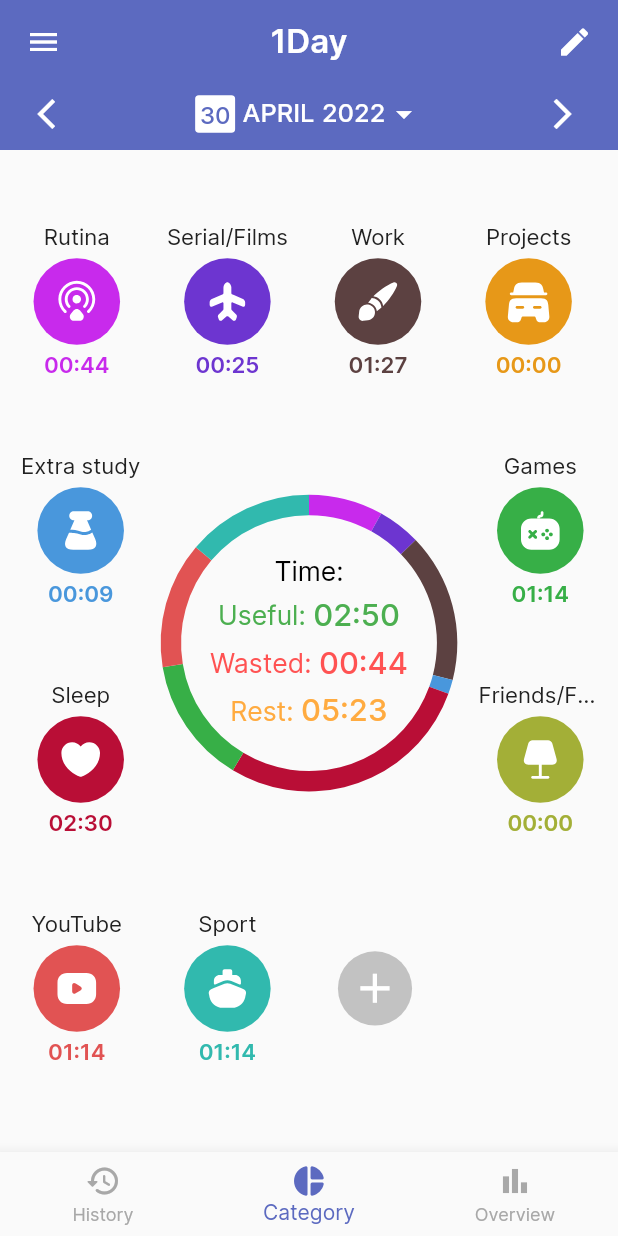
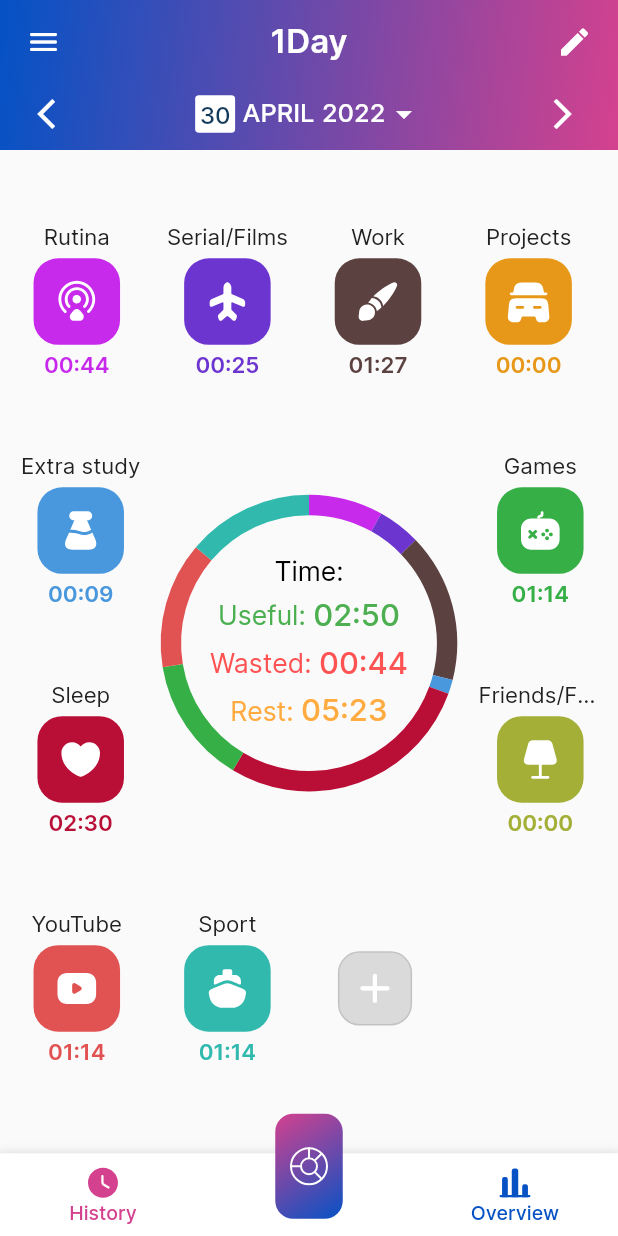
Before and after one commit to CptTapochek/TimeSaver, a Flutter app: the screen it shows after launch, on a phone screen of 412 x 824 dp. Run offline on Flutter 3.47's test engine with Material 2 defaults, Android fonts, the phone set to English and light mode, and no system bars; our stand-ins replace carousel_slider, flutter_svg, shared_preferences, syncfusion_flutter_charts.

Commit message:
renew ui/new icons/new bottom navigation bar

```diff
--- a/lib/blocks/AppBar.dart
+++ b/lib/blocks/AppBar.dart
@@ -5,8 +5,7 @@ void editCategories(){
 }
 
 class AppBarContent extends StatefulWidget {
-  const AppBarContent({Key? key, required this.mainColor}) : super(key: key);
-  final Color mainColor;
+  const AppBarContent({Key? key}) : super(key: key);
 
   @override
   State<AppBarContent> createState() => AppBarContentState();
@@ -20,7 +19,6 @@ class AppBarContentState extends State<AppBarContent> {
 
   @override
   Widget build(BuildContext context) {
-    Color mainColor = widget.mainColor;
 
     return SafeArea(
       top: true,
@@ -32,7 +30,7 @@ class AppBarContentState extends State<AppBarContent> {
             child: Row(
               mainAxisAlignment: MainAxisAlignment.spaceBetween,
               children: const <Widget>[
-                IconButton(onPressed: editCategories, icon: Icon(Icons.menu), color: Colors.white),
+                IconButton(onPressed: editCategories, icon: Icon(Icons.menu_rounded), color: Colors.white),
                 Text(
                   '1Day',
                   style: TextStyle(
@@ -63,11 +61,6 @@ class AppBarContentState extends State<AppBarContent> {
                       backgroundColor: MaterialStateColor.resolveWith((states) => Colors.transparent),
                       shadowColor: MaterialStateColor.resolveWith((states) => Colors.transparent)
                     ),
-                    // style: ElevatedButton.styleFrom(
-                    //     elevation: 0.0,
-                    //     primary: mainColor,
-                    //     shadowColor: Colors.transparent,
-                    // ),
                     child: Row(
                       mainAxisSize: MainAxisSize.min,
                       children: [
@@ -77,11 +70,11 @@ class AppBarContentState extends State<AppBarContent> {
                             borderRadius: BorderRadius.circular(2.5),
                             color: Colors.white,
                           ),
-                          child: Text(
+                          child: const Text(
                               '30',
                               style: TextStyle(
                                 fontSize: 16,
-                                color: mainColor,
+                                color: Color(0xff123959),
                                 fontFamily: "Inter",
                               )
                           ),
--- /dev/null
+++ b/lib/blocks/BottomNavigationBar.dart
@@ -0,0 +1,118 @@
+import 'package:flutter/material.dart';
+import 'package:flutter_svg/flutter_svg.dart';
+
+
+class BottomCustomBar extends StatefulWidget{
+  const BottomCustomBar(BuildContext context, {Key? key,  required this.selectedIndex, required this.getBottomTap}) : super(key: key);
+  final Function getBottomTap;
+  final int selectedIndex;
+
+  @override
+  State<BottomCustomBar> createState() => BottomCustomBarState();
+}
+
+class BottomCustomBarState extends State<BottomCustomBar> {
+  int selectedIndex = 1;
+
+  @override
+  void initState() {
+    selectedIndex = widget.selectedIndex;
+
+    super.initState();
+  }
+
+  @override
+  Widget build(BuildContext context) {
+    return SafeArea(
+      bottom: true,
+      child: BottomAppBar(
+          child: Container(
+            decoration: BoxDecoration(
+              color: Colors.white,
+              boxShadow: [
+                BoxShadow(
+                  color: Colors.grey.withOpacity(0.3),
+                  spreadRadius: 1,
+                  blurRadius: 8,
+                  offset: const Offset(0, 3), // changes position of shadow
+                ),
+              ],
+            ),
+            height: 55,
+            child: Row(
+              mainAxisAlignment: MainAxisAlignment.center,
+              children: <Widget>[
+                Expanded(child: TextButton(
+                    onPressed: () {
+                      widget.getBottomTap(0);
+                      setState((){
+                        selectedIndex = 0;
+                      });
+                    },
+                    style: ButtonStyle(
+                        overlayColor: MaterialStateColor.resolveWith((states) => Colors.transparent),
+                        padding: MaterialStateProperty.all(const EdgeInsets.only(top: 0, bottom: 0, left: 10, right: 10))
+                    ),
+                    child: AnimatedScale(
+                      duration: const Duration(milliseconds: 150),
+                      scale: selectedIndex == 0 ? 1.1 : 1,
+                      child: Column(
+                        mainAxisAlignment: MainAxisAlignment.center,
+                        children: [
+                          SvgPicture.asset(
+                            "assets/system-icons/clock.svg",
+                            width: 24, height: 24, color: const Color(0xffD4418E),
+                          ),
+                          const Text(
+                            "History",
+                            style: TextStyle(
+                                fontSize: 13,
+                                fontFamily: "Inter",
+                                color: Color(0xffD4418E)
+                            ),
+                          ),
+                        ],
+                      ),
+                    )
+                )),
+                const Expanded(child: Text('')),
+                Expanded(child: TextButton(
+                    style: ButtonStyle(
+                        overlayColor: MaterialStateColor.resolveWith((states) => Colors.transparent),
+                        padding: MaterialStateProperty.all(const EdgeInsets.only(top: 0, bottom: 0, left: 10, right: 10))
+                    ),
+                    onPressed: (){
+                      widget.getBottomTap(2);
+                      setState((){
+                        selectedIndex = 2;
+                      });
+                    },
+                    child: AnimatedScale(
+                      duration: const Duration(milliseconds: 150),
+                      scale: selectedIndex == 2 ? 1.1 : 1,
+                      child: Column(
+                        mainAxisAlignment: MainAxisAlignment.center,
+                        children: [
+                          SvgPicture.asset(
+                            "assets/system-icons/chart.svg",
+                            width: 23, height: 23, color: const Color(0xff0652C5),
+                          ),
+                          const Text(
+                            "Overview",
+                            style: TextStyle(
+                                fontSize: 13,
+                                fontFamily: "Inter",
+                                color: Color(0xff0652C5)
+                            ),
+                          )
+                        ],
+                      ),
+                    )
+                )),
+              ],
+            ),
+          )
+      ),
+    );
+  }
+}
--- a/lib/main.dart
+++ b/lib/main.dart
@@ -1,6 +1,9 @@
 import 'package:flutter/material.dart';
+import 'package:flutter/services.dart';
 import 'package:time_saver/Blocks/AppBar.dart';
 import 'package:time_saver/screens/Category/Category.dart';
+import 'package:flutter_svg/flutter_svg.dart';
+import 'package:time_saver/blocks/BottomNavigationBar.dart';
 
 
 void main() {
@@ -12,6 +15,10 @@ class MyApp extends StatelessWidget {
 
   @override
   Widget build(BuildContext context) {
+    SystemChrome.setPreferredOrientations([
+      DeviceOrientation.portraitUp,
+      DeviceOrientation.portraitDown,
+    ]);
     return const MaterialApp(
       home: MainPage(),
     );
@@ -49,51 +56,73 @@ class MainPageState extends State<MainPage> {
     ),
   ];
 
-  void getBottomTap(int index) {
+  @override
+  Widget build(BuildContext context) {
+    getBottomTap(int index) {
       setState(() {
         selectedIndex = index;
       });
     }
 
-  @override
-  Widget build(BuildContext context) {
     return Scaffold(
       appBar: PreferredSize(
         preferredSize: const Size.fromHeight(100),
         child: Container(
-          decoration: BoxDecoration(
-            color: mainColor,
+          decoration: const BoxDecoration(
+              gradient: LinearGradient(
+                  colors: [Color(0xff0652C5), Color(0xffD4418E)],
+                  begin: Alignment.centerLeft, end: Alignment.bottomRight
+              )
           ),
-          child: AppBarContent(mainColor: mainColor),
+          child: const AppBarContent(),
         ),
       ),
       body: _widgetOptions.elementAt(selectedIndex),
-      bottomNavigationBar: SafeArea(
-        bottom: true,
-        child: BottomNavigationBar(
-          selectedItemColor: mainColor,
-          unselectedItemColor: const Color(0xffa8a8a8),
-          selectedFontSize: 14,
-          unselectedLabelStyle: const TextStyle(fontFamily: "Inter"),
-          selectedLabelStyle: const TextStyle(fontFamily: "Inter"),
-          onTap: getBottomTap,
-          currentIndex: selectedIndex,
-          items: const <BottomNavigationBarItem>[
-            BottomNavigationBarItem(
-              icon: Icon(Icons.history_rounded),
-              label: 'History',
+      floatingActionButton: TextButton(
+        style: ButtonStyle(
+            overlayColor: MaterialStateColor.resolveWith((states) => Colors.transparent),
+            padding: MaterialStateProperty.all(const EdgeInsets.only(top: 0, bottom: 0, left: 20, right: 20))
         ),
-            BottomNavigationBarItem(
-              icon: Icon(Icons.pie_chart_rounded),
-              label: 'Category',
+        onPressed: () => getBottomTap(1),
+        child: Container(
+          margin: const EdgeInsets.only(top: 10),
+          height: 77, width: 45,
+          child: Stack(
+            children: [
+              AnimatedPositioned(
+                duration: const Duration(milliseconds: 200),
+                top: selectedIndex == 1 ? 7 : 0,
+                child: SizedBox(
+                  height: 70, width: 45,
+                  child: Stack(
+                    children: [
+                      Container(
+                        decoration: BoxDecoration(
+                          borderRadius: BorderRadius.circular(12),
+                          gradient: const LinearGradient(
+                            colors: [Color(0xffD4418E), Color(0xff0652C5)],
+                            begin: Alignment.topLeft, end: Alignment.bottomRight
+                          )
                         ),
-            BottomNavigationBarItem(
-              icon: Icon(Icons.bar_chart),
-              label: 'Overview',
                       ),
+                      Positioned(
+                        child: Center(
+                          child: SvgPicture.asset(
+                            "assets/system-icons/doughnut_chart_light.svg",
+                            width: 32, height: 32, color: Colors.white,
+                          ),
+                        ),
+                      )
                     ],
                   ),
                 )
+              )
+            ],
+          ),
+        )
+      ),
+      bottomNavigationBar: BottomCustomBar(context, selectedIndex: selectedIndex, getBottomTap: getBottomTap),
+      floatingActionButtonLocation: FloatingActionButtonLocation.centerDocked,
     );
   }
 }
--- a/lib/screens/Category/Blocks/CategoryBlock.dart
+++ b/lib/screens/Category/Blocks/CategoryBlock.dart
@@ -80,7 +80,7 @@ class CategoryState extends State<Category> {
               Container(
                 width: screenWidth * 0.14, height: screenWidth * 0.14,
                 decoration: BoxDecoration(
-                  borderRadius: BorderRadius.circular(50),
+                  borderRadius: BorderRadius.circular(screenWidth * 0.04),
                   color: Color(int.parse("0xff${data["color"]}")),
                 ),
                 child: Stack(
--- a/lib/screens/Category/Category.dart
+++ b/lib/screens/Category/Category.dart
@@ -126,10 +126,11 @@ class CategoryPageState extends State<CategoryPage>{
               Container(
                 width: screenWidth * 0.12, height: screenWidth * 0.12,
                 decoration: BoxDecoration(
-                    color: const Color(0xffc2c2c2),
-                    borderRadius: BorderRadius.circular(50)
+                    color: const Color(0xffdadada),
+                    border: Border.all(width: 1, color: const Color(0xffc2c2c2)),
+                    borderRadius: BorderRadius.circular(screenWidth * 0.035)
                 ),
-                child: Icon(Icons.add, color: Colors.white, size: screenWidth * 0.08,),
+                child: Icon(Icons.add_rounded, color: Colors.white, size: screenWidth * 0.08),
               ),
               const SizedBox(height: 5),
               const Text(""),
@@ -351,6 +352,13 @@ class CategoryPageState extends State<CategoryPage>{
                       !limit ? addCategoryButton() : const SizedBox()
                   ],
                 )
+              else if(categoriesLength == 12 && idx == 12 || categoriesLength == 16 && idx == 16)
+                Row(
+                  mainAxisAlignment: MainAxisAlignment.start,
+                  children: [
+                    addCategoryButton()
+                  ],
+                )
           ],
         )
       ],
--- a/lib/screens/Category/Modals/addTime.dart
+++ b/lib/screens/Category/Modals/addTime.dart
@@ -75,7 +75,7 @@ class AddTimeState extends State<BottomSheetAddTime> {
               children: [
                 Container(
                   height: screenHeight * 0.1,
-                  color: data["color"],
+                  color: Color(int.parse("0xff${data["color"]}")),
                   child: Row(
                     crossAxisAlignment: CrossAxisAlignment.center,
                     mainAxisAlignment: MainAxisAlignment.center,
@@ -126,7 +126,7 @@ class AddTimeState extends State<BottomSheetAddTime> {
                           margin: const EdgeInsets.only(right: 15),
                           width: screenWidth * 0.13, height: screenWidth * 0.13,
                           decoration: BoxDecoration(
-                              borderRadius: BorderRadius.circular(100),
+                              borderRadius: BorderRadius.circular(screenWidth * 0.035),
                               color: Colors.white
                           ),
                           child: Stack(
@@ -134,7 +134,7 @@ class AddTimeState extends State<BottomSheetAddTime> {
                               Positioned(
                                 child: Center(
                                   child: SvgPicture.asset("assets/category-icons/${data["icon"]}.svg",
-                                      height: screenWidth * 0.07, width: screenWidth * 0.07, color: data["color"]
+                                      height: screenWidth * 0.07, width: screenWidth * 0.07, color: Color(int.parse("0xff${data["color"]}"))
                                   ),
                                 ),
                               )
@@ -292,7 +292,7 @@ class AddTimeState extends State<BottomSheetAddTime> {
                           child: Container(
                             decoration: BoxDecoration(
                               borderRadius: BorderRadius.circular(3),
-                              color: data["color"]
+                              color: Color(int.parse("0xff${data["color"]}"))
                             ),
                           )
                         ),
--- a/lib/screens/NewCategory/Modals/chooseIconColor.dart
+++ b/lib/screens/NewCategory/Modals/chooseIconColor.dart
@@ -40,7 +40,6 @@ class ChooseIconColorState extends State<ChooseIconColor> {
     String mainColorString = mainColor.toString().replaceAll("Color(0xff", "").replaceAll(")", "");
 
 
-    print(colorsList);
     return AlertDialog(
       contentPadding: EdgeInsets.zero,
       insetPadding: EdgeInsets.zero,
@@ -79,7 +78,7 @@ class ChooseIconColorState extends State<ChooseIconColor> {
                                   width: 50, height: 50,
                                   decoration: BoxDecoration(
                                       color: mainColor,
-                                      borderRadius: BorderRadius.circular(100)
+                                      borderRadius: BorderRadius.circular(15)
                                   ),
                                 ),
                               )
@@ -150,7 +149,7 @@ class ChooseIconColorState extends State<ChooseIconColor> {
                                                             width: 1,
                                                             color: iconsList[jdx] == mainIcon ? Colors.transparent : const Color(0xffd7d7d7)
                                                         ),
-                                                        borderRadius: BorderRadius.circular(100)
+                                                        borderRadius: BorderRadius.circular(15)
                                                       ),
                                                     ),
                                                   )
@@ -261,7 +260,7 @@ class ChooseIconColorState extends State<ChooseIconColor> {
                                                           color: colorSecondScreen ?
                                                             Color(int.parse("0xff${colorsList[colorPallet][jdx]}")) :
                                                             Color(int.parse("0xff${colorsList[jdx][0]}")),
-                                                          borderRadius: BorderRadius.circular(100)
+                                                          borderRadius: BorderRadius.circular(15)
                                                       ),
                                                     ),
                                                   ),
@@ -273,7 +272,7 @@ class ChooseIconColorState extends State<ChooseIconColor> {
                                                           decoration: BoxDecoration(
                                                             color: Colors.transparent,
                                                             border: Border.all(width: 3, color: Colors.white),
-                                                            borderRadius: BorderRadius.circular(100)
+                                                            borderRadius: BorderRadius.circular(13)
                                                           ),
                                                         ),
                                                       )
@@ -286,7 +285,7 @@ class ChooseIconColorState extends State<ChooseIconColor> {
                                                             decoration: BoxDecoration(
                                                                 color: Colors.transparent,
                                                                 border: Border.all(width: 3, color: Colors.white),
-                                                                borderRadius: BorderRadius.circular(100)
+                                                                borderRadius: BorderRadius.circular(13)
                                                             ),
                                                           ),
                                                         )
--- a/lib/screens/NewCategory/NewCategory.dart
+++ b/lib/screens/NewCategory/NewCategory.dart
@@ -432,7 +432,7 @@ class NewCategoryState extends State<NewCategory> {
                                             offset: const Offset(0, 3), // changes position of shadow
                                           ),
                                         ],
-                                        borderRadius: BorderRadius.circular(60),
+                                        borderRadius: BorderRadius.circular(15),
                                         color: Colors.white
                                     ),
                                   ),
```
Also changed, not shown: assets/system-icons/doughnut_chart.svg (added), assets/system-icons/doughnut_chart_light.svg (added). Lines whose indentation alone changed are shown as unchanged.
